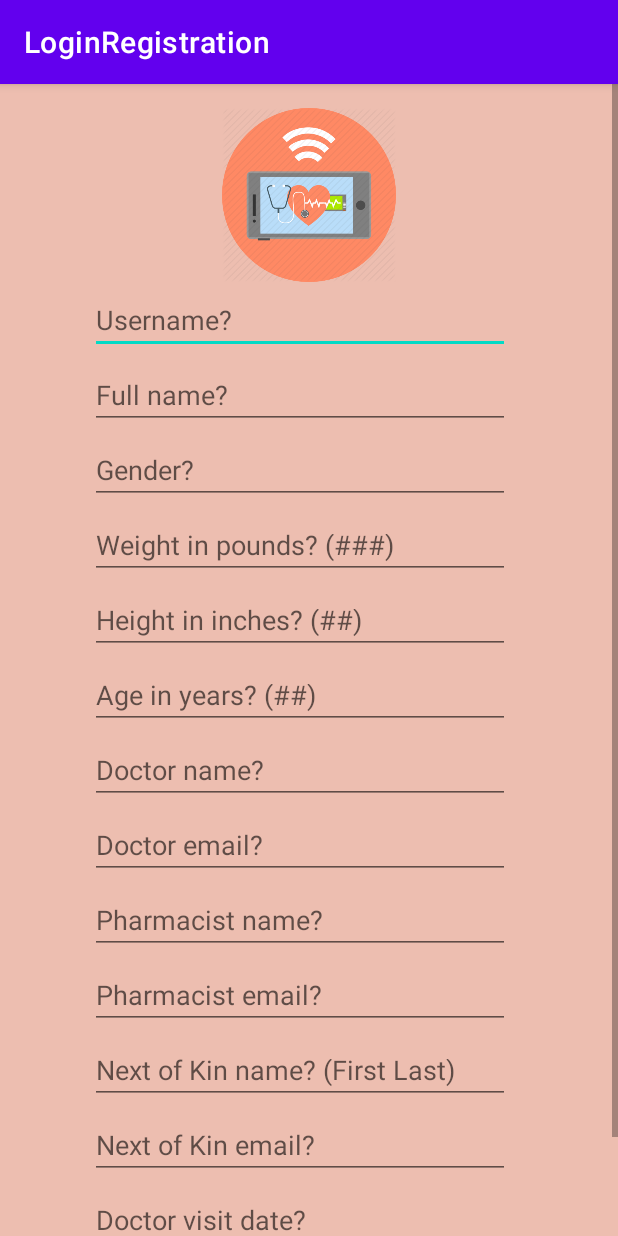
After one commit to devasriwarrier/PHMS, an Android app: the PersonalInfoActivity screen opened directly, with no data from a screen before it, on a phone screen of 412 x 824 dp. The commit adds this screen. Run offline under Robolectric (Android 15) with nearby library versions, the phone set to English and light mode, and no system bars.

Commit message:
New Activity

```diff
--- a/src/main/AndroidManifest.xml
+++ b/src/main/AndroidManifest.xml
@@ -9,10 +9,11 @@
         android:roundIcon="@mipmap/ic_launcher_round"
         android:supportsRtl="true"
         android:theme="@style/Theme.LoginRegistration">
+        <activity android:name=".PersonalInfoActivity"></activity>
         <activity
             android:name=".ViewMedicationActivity"
             android:label="@string/title_activity_view_medication"
-            android:theme="@style/Theme.LoginRegistration.NoActionBar"></activity>
+            android:theme="@style/Theme.LoginRegistration.NoActionBar" />
         <activity android:name=".MedicationActivity" />
         <activity
             android:name=".HomeActivity"
--- a/src/main/java/com/example/loginregistration/DatabaseHelper.java
+++ b/src/main/java/com/example/loginregistration/DatabaseHelper.java
@@ -33,6 +33,22 @@ public class DatabaseHelper extends SQLiteOpenHelper {
     public static final String COL_13 = "How_Much";
     public static final String COL_14 = "How_Long";
     public static final String COL_15 = "User_ID";
+    public static final String TABLE_NAME_PERSONAL_INFO = "personalInfo";
+    public static final String COL_16 = "ID"; //all columns in DB
+    public static final String COL_17 = "USERNAME";
+    public static final String COL_18 = "NAME";
+    public static final String COL_19 = "WEIGHT"; //TODO: Devasri remember to handle this in Monitoring System
+    public static final String COL_20 = "HEIGHT";
+    public static final String COL_21 = "AGE";
+    public static final String COL_22 = "GENDER";
+    public static final String COL_23 = "DOCTOR_NAME"; //TODO: Devasri remember to handle this in Monitoring System
+    public static final String COL_24 = "DOCTOR_EMAIL"; //TODO: Devasri remember to handle this in Monitoring System
+    public static final String COL_25 = "PHARM_NAME";
+    public static final String COL_26 = "PHARM_EMAIL";
+    public static final String COL_27 = "KIN_NAME";
+    public static final String COL_28 = "KIN_EMAIL";
+    public static final String COL_29 = "VISIT_DATE";
+    public static final String COL_30 = "User_ID";
     public static String currentUser;
     public static int currentUserID;
     //TODO: Might need to add variables for "diet"
@@ -45,12 +61,14 @@ public class DatabaseHelper extends SQLiteOpenHelper {
     public void onCreate(SQLiteDatabase sqLiteDatabase) {
         sqLiteDatabase.execSQL("CREATE TABLE registeruser (ID INTEGER PRIMARY KEY AUTOINCREMENT, Username TEXT UNIQUE, Password TEXT, Name TEXT, Email TEXT, Address TEXT, Phone TEXT, Security_Question TEXT, Security_Answer TEXT)");
         sqLiteDatabase.execSQL("CREATE TABLE medication (Medication_ID INTEGER PRIMARY KEY AUTOINCREMENT, Medication_Name TEXT, Time_To_Take TEXT, How_Much TEXT, How_Long TEXT, User_ID INTEGER, FOREIGN KEY(User_ID) REFERENCES registeruser(ID) )");
+        sqLiteDatabase.execSQL("CREATE TABLE personalInfo (ID INTEGER PRIMARY KEY AUTOINCREMENT,USERNAME TEXT, NAME TEXT, WEIGHT INT, HEIGHT INT, AGE INT, GENDER TEXT, DOCTOR_NAME TEXT, DOCTOR_EMAIL TEXT, PHARM_NAME TEXT, PHARM_EMAIL TEXT, KIN_NAME TEXT, KIN_EMAIL TEXT, VISIT_DATE TEXT, FOREIGN KEY(USER_ID) REFERENCES registeruser(ID))");
     }
 
     @Override
     public void onUpgrade(SQLiteDatabase sqLiteDatabase, int oldVersion, int newVersion) {
         sqLiteDatabase.execSQL("DROP TABLE IF EXISTS " + TABLE_NAME);
         sqLiteDatabase.execSQL("DROP TABLE IF EXISTS " + TABLE_NAME1);
+        sqLiteDatabase.execSQL("DROP TABLE IF EXISTS " + TABLE_NAME_PERSONAL_INFO);
         onCreate(sqLiteDatabase);
 
     }
@@ -132,4 +150,55 @@ public class DatabaseHelper extends SQLiteOpenHelper {
     //SELECT * FROM medication WHERE User_ID=currentUser;
     //SELECT * FROM medicine WHERE User_ID=currentUserID;
 
+
+    public boolean addPersonalInfo(String username, String name, String weight, String height, String age, String gender, String docname, String docemail, String pharmname, String pharmemail, String kinname, String kinemail, String visitdate){
+        SQLiteDatabase db = this.getWritableDatabase();
+        ContentValues contentValues = new ContentValues();
+
+        contentValues.put("USERNAME", username);
+        contentValues.put("NAME", name);
+        contentValues.put("WEIGHT", weight);
+        contentValues.put("HEIGHT", height);
+        contentValues.put("AGE", age);
+        contentValues.put("GENDER", gender);
+        contentValues.put("DOCTOR_NAME", docname);
+        contentValues.put("DOCTOR_EMAIL", docemail);
+        contentValues.put("PHARM_NAME", pharmname);
+        contentValues.put("PHARM_EMAIL", pharmemail);
+        contentValues.put("KIN_NAME", kinname);
+        contentValues.put("KIN_EMAIL", kinemail);
+        contentValues.put("VISIT_DATE", visitdate);
+        long result = db.insert("personalInfo", null, contentValues);
+        if (result == -1)
+            return false;
+        else
+            return true;
+        //db.close();
+    }
+    public Cursor viewPersonalInfo() {
+        SQLiteDatabase db = this.getWritableDatabase();
+        Cursor result = db.rawQuery("select * from " + TABLE_NAME_PERSONAL_INFO, null);
+        return result;
+    }
+    public boolean updatePersonalInfo(String username, String name, String weight, String height, String age, String gender, String docname, String docemail, String pharmname, String pharmemail, String kinname, String kinemail, String visitdate) {
+        SQLiteDatabase db = this.getWritableDatabase();
+        ContentValues contentValues = new ContentValues();
+
+        //contentValues.put("ID", id);
+        contentValues.put("USERNAME", username);
+        contentValues.put("NAME", name);
+        contentValues.put("WEIGHT", weight);
+        contentValues.put("HEIGHT", height);
+        contentValues.put("AGE", age);
+        contentValues.put("GENDER", gender);
+        contentValues.put("DOCTOR_NAME", docname);
+        contentValues.put("DOCTOR_EMAIL", docemail);
+        contentValues.put("PHARM_NAME", pharmname);
+        contentValues.put("PHARM_EMAIL", pharmemail);
+        contentValues.put("KIN_NAME", kinname);
+        contentValues.put("KIN_EMAIL", kinemail);
+        contentValues.put("VISIT_DATE", visitdate);
+        db.update(TABLE_NAME_PERSONAL_INFO, contentValues, "USERNAME = ?", new String[] {username} );
+        return true;
+    }
 }
--- /dev/null
+++ b/src/main/java/com/example/loginregistration/PersonalInfoActivity.java
@@ -0,0 +1,164 @@
+package com.example.loginregistration;
+
+import androidx.appcompat.app.AlertDialog;
+import androidx.appcompat.app.AppCompatActivity;
+import android.view.Menu;
+import android.view.MenuItem;
+import android.database.Cursor;
+import android.os.Bundle;
+import android.widget.Toast;
+import android.view.View;
+import android.widget.Button;
+import android.widget.EditText;
+
+
+public class PersonalInfoActivity extends AppCompatActivity {
+
+    EditText mTextUserName;
+    EditText mTextName;
+    EditText mTextGender;
+    EditText mTextWeight;
+    EditText mTextHeight;
+    EditText mTextAge;
+    EditText mTextdocName;
+    EditText mTextdocEmail;
+    EditText mTextpharmName;
+    EditText mTextpharmEmail;
+    EditText mTextkinName;
+    EditText mTextkinEmail;
+    EditText mTextvisitDate;
+    Button mButtonPersonalInfo;
+    Button mButtonUpdatePersonalInfo;
+    Button mButtonValidatePersonalInfo;
+
+    DatabaseHelper myDb;
+    @Override
+    protected void onCreate(Bundle savedInstanceState) {
+        super.onCreate(savedInstanceState);
+        setContentView(R.layout.activity_personal_info);
+
+        myDb = new DatabaseHelper(this);
+        mTextUserName = (EditText)findViewById(R.id.mTextUserName);
+        mTextName = (EditText)findViewById(R.id.mTextName);
+        mTextWeight = (EditText)findViewById(R.id.mTextWeight);
+        mTextHeight = (EditText)findViewById(R.id.mTextHeight);
+        mTextAge = (EditText)findViewById(R.id.mTextAge);
+        mTextGender = (EditText)findViewById(R.id.mTextGender);
+        mTextdocName = (EditText)findViewById(R.id.mTextdocName);
+        mTextdocEmail = (EditText)findViewById(R.id.mTextdocEmail);
+        mTextpharmName = (EditText)findViewById(R.id.mTextpharmName);
+        mTextpharmEmail = (EditText)findViewById(R.id.mTextpharmEmail);
+        mTextkinName = (EditText)findViewById(R.id.mTextkinName);
+        mTextkinEmail = (EditText)findViewById(R.id.mTextkinEmail);
+        mTextvisitDate = (EditText)findViewById(R.id.mTextvisitDate);
+        mButtonPersonalInfo = (Button) findViewById(R.id.mButtonPersonalInfo);
+        mButtonUpdatePersonalInfo = (Button) findViewById(R.id.mButtonUpdatePersonalInfo);
+        mButtonValidatePersonalInfo = (Button)findViewById(R.id.mButtonValidatePersonalInfo);
+        AddPersonalData();
+        ViewPersonalData();
+        UpdatePersonalData();
+    }
+
+    public void UpdatePersonalData() {
+        mButtonUpdatePersonalInfo.setOnClickListener(
+                new View.OnClickListener() {
+                    @Override
+                    public void onClick(View view) {
+                        boolean isUpdate = myDb.updatePersonalInfo(mTextUserName.getText().toString(),
+                                mTextName.getText().toString(),
+                                mTextWeight.getText().toString(),
+                                mTextHeight.getText().toString(),
+                                mTextAge.getText().toString(),
+                                mTextGender.getText().toString(),
+                                mTextdocName.getText().toString(),
+                                mTextdocEmail.getText().toString(),
+                                mTextpharmName.getText().toString(),
+                                mTextpharmEmail.getText().toString(),
+                                mTextkinName.getText().toString(),
+                                mTextkinEmail.getText().toString(),
+                                mTextvisitDate.getText().toString());
+                        if(isUpdate == true) {
+                            Toast.makeText(PersonalInfoActivity.this, "Data Updated", Toast.LENGTH_LONG).show();
+                        }
+                        else {
+                            Toast.makeText(PersonalInfoActivity.this, "Not Updated", Toast.LENGTH_LONG).show();
+                        }
+                    }
+                }
+        );
+    }
+
+
+    public void ViewPersonalData(){
+        mButtonValidatePersonalInfo.setOnClickListener(
+                new View.OnClickListener() {
+                    @Override
+                    public void onClick(View view) {
+                        Cursor result = myDb.viewPersonalInfo();
+                        if(result.getCount() == 0){
+                            //message
+                            showMessage("Error", "Nothing found.");
+                            return;
+                        }
+                        StringBuffer buffer = new StringBuffer();
+                        while(result.moveToNext()) {
+                            //buffer.append("ID: "+ result.getString(0)+"\n");
+                            buffer.append("Username: "+ result.getString(1)+"\n");
+                            buffer.append("Name: "+ result.getString(2)+"\n");
+                            buffer.append("Weight: "+ result.getString(3)+"\n");
+                            buffer.append("Height: "+ result.getString(4)+"\n");
+                            buffer.append("Age: "+ result.getString(5)+"\n");
+                            buffer.append("Gender: "+ result.getString(6)+"\n");
+                            buffer.append("Doctor Name: "+ result.getString(7)+"\n");
+                            buffer.append("Doctor Email: "+ result.getString(8)+"\n");
+                            buffer.append("Pharmacist Name: "+ result.getString(9)+"\n");
+                            buffer.append("Pharmacist Email: "+ result.getString(10)+"\n");
+                            buffer.append("Next of Kin Name: "+ result.getString(11)+"\n");
+                            buffer.append("Next of Kin Email: "+ result.getString(12)+"\n");
+                            buffer.append("Visit Date: "+ result.getString(13)+"\n\n");
+                        }
+                        //show all data
+                        showMessage("Data", buffer.toString());
+                    }
+                }
+        );
+    }
+
+    public void showMessage(String title, String message) {
+        AlertDialog.Builder builder = new AlertDialog.Builder(this);
+        builder.setCancelable(true);
+        builder.setTitle(title);
+        builder.setMessage(message);
+        builder.show();
+    }
+    public void AddPersonalData() {
+        mButtonPersonalInfo.setOnClickListener(
+                new View.OnClickListener() {
+                    @Override
+                    public void onClick(View view) {
+                        boolean isInserted = myDb.addPersonalInfo(mTextUserName.getText().toString(),
+                                mTextName.getText().toString(),
+                                mTextWeight.getText().toString(),
+                                mTextHeight.getText().toString(),
+                                mTextAge.getText().toString(),
+                                mTextGender.getText().toString(),
+                                mTextdocName.getText().toString(),
+                                mTextdocEmail.getText().toString(),
+                                mTextpharmName.getText().toString(),
+                                mTextpharmEmail.getText().toString(),
+                                mTextkinName.getText().toString(),
+                                mTextkinEmail.getText().toString(),
+                                mTextvisitDate.getText().toString());
+                        if(isInserted = true) {
+                            Toast.makeText(PersonalInfoActivity.this, "Data Inserted", Toast.LENGTH_SHORT).show();
+                        }
+                        else{
+                            Toast.makeText(PersonalInfoActivity.this, "Login Error", Toast.LENGTH_SHORT).show();
+                        }
+                    }
+
+                });
+    }
+
+
+}
--- /dev/null
+++ b/src/main/res/layout/activity_personal_info.xml
@@ -0,0 +1,239 @@
+<?xml version="1.0" encoding="utf-8"?>
+
+<ScrollView xmlns:android="http://schemas.android.com/apk/res/android"
+    xmlns:app="http://schemas.android.com/apk/res-auto"
+    xmlns:tools="http://schemas.android.com/tools"
+    android:layout_width="match_parent"
+    android:layout_height="match_parent">
+
+    <androidx.constraintlayout.widget.ConstraintLayout
+        android:id="@+id/PersonalInfoUpdate_button"
+        android:layout_width="match_parent"
+        android:layout_height="wrap_content"
+        android:background="#EDBEB0"
+        android:focusable="auto"
+        tools:context=".PersonalInfoActivity">
+
+        <EditText
+            android:id="@+id/mTextAge"
+            android:layout_width="280dp"
+            android:layout_height="40dp"
+            android:layout_marginStart="60dp"
+            android:layout_marginTop="10dp"
+            android:ems="10"
+            android:hint="@string/edit_age"
+            android:inputType="number"
+            app:layout_constraintStart_toStartOf="parent"
+            app:layout_constraintTop_toBottomOf="@+id/mTextHeight"
+            android:importantForAutofill="no" />
+
+        <EditText
+            android:id="@+id/mTextName"
+            android:layout_width="280dp"
+            android:layout_height="40dp"
+            android:layout_marginStart="60dp"
+            android:layout_marginTop="10dp"
+            android:ems="10"
+            android:hint="@string/edit_name"
+            android:inputType="textPersonName"
+            app:layout_constraintStart_toStartOf="parent"
+            app:layout_constraintTop_toBottomOf="@+id/mTextUserName"
+            android:importantForAutofill="no" />
+
+        <EditText
+            android:id="@+id/mTextGender"
+            android:layout_width="280dp"
+            android:layout_height="40dp"
+            android:layout_marginStart="60dp"
+            android:layout_marginTop="10dp"
+            android:ems="10"
+            android:hint="@string/edit_gender"
+            android:inputType="textPersonName"
+            app:layout_constraintStart_toStartOf="parent"
+            app:layout_constraintTop_toBottomOf="@+id/mTextName"
+            android:importantForAutofill="no" />
+
+        <EditText
+            android:id="@+id/mTextWeight"
+            android:layout_width="280dp"
+            android:layout_height="40dp"
+            android:layout_marginStart="60dp"
+            android:layout_marginTop="10dp"
+            android:ems="10"
+            android:hint="@string/edit_weight"
+            android:inputType="number"
+            app:layout_constraintStart_toStartOf="parent"
+            app:layout_constraintTop_toBottomOf="@+id/mTextGender"
+            android:importantForAutofill="no" />
+
+        <EditText
+            android:id="@+id/mTextHeight"
+            android:layout_width="280dp"
+            android:layout_height="40dp"
+            android:layout_marginStart="60dp"
+            android:layout_marginTop="10dp"
+            android:ems="10"
+            android:hint="@string/edit_height"
+            android:inputType="number"
+            app:layout_constraintStart_toStartOf="parent"
+            app:layout_constraintTop_toBottomOf="@+id/mTextWeight"
+            android:importantForAutofill="no" />
+
+        <EditText
+            android:id="@+id/mTextdocName"
+            android:layout_width="280dp"
+            android:layout_height="40dp"
+            android:layout_marginStart="60dp"
+            android:layout_marginTop="10dp"
+            android:ems="10"
+            android:hint="@string/edit_docName"
+            android:inputType="textPersonName"
+            app:layout_constraintStart_toStartOf="parent"
+            app:layout_constraintTop_toBottomOf="@+id/mTextAge"
+            android:importantForAutofill="no" />
+
+        <EditText
+            android:id="@+id/mTextdocEmail"
+            android:layout_width="280dp"
+            android:layout_height="40dp"
+            android:layout_marginStart="60dp"
+            android:layout_marginTop="10dp"
+            android:ems="10"
+            android:hint="@string/edit_docEmail"
+            android:inputType="textEmailAddress"
+            app:layout_constraintStart_toStartOf="parent"
+            app:layout_constraintTop_toBottomOf="@+id/mTextdocName"
+            android:importantForAutofill="no" />
+
+        <EditText
+            android:id="@+id/mTextpharmName"
+            android:layout_width="280dp"
+            android:layout_height="40dp"
+            android:layout_marginStart="60dp"
+            android:layout_marginTop="10dp"
+            android:ems="10"
+            android:hint="@string/edit_pharmName"
+            android:inputType="textPersonName"
+            app:layout_constraintStart_toStartOf="parent"
+            app:layout_constraintTop_toBottomOf="@+id/mTextdocEmail"
+            android:importantForAutofill="no" />
+
+        <EditText
+            android:id="@+id/mTextpharmEmail"
+            android:layout_width="280dp"
+            android:layout_height="40dp"
+            android:layout_marginStart="60dp"
+            android:layout_marginTop="10dp"
+            android:ems="10"
+            android:hint="@string/edit_pharmEmail"
+            android:inputType="textEmailAddress"
+            app:layout_constraintStart_toStartOf="parent"
+            app:layout_constraintTop_toBottomOf="@+id/mTextpharmName"
+            android:importantForAutofill="no" />
+
+        <EditText
+            android:id="@+id/mTextkinName"
+            android:layout_width="280dp"
+            android:layout_height="40dp"
+            android:layout_marginStart="60dp"
+            android:layout_marginTop="10dp"
+            android:ems="10"
+            android:hint="@string/edit_NofKin"
+            android:inputType="textPersonName"
+            app:layout_constraintStart_toStartOf="parent"
+            app:layout_constraintTop_toBottomOf="@+id/mTextpharmEmail"
+            android:importantForAutofill="no" />
+
+        <EditText
+            android:id="@+id/mTextkinEmail"
+            android:layout_width="280dp"
+            android:layout_height="40dp"
+            android:layout_marginStart="60dp"
+            android:layout_marginTop="10dp"
+            android:ems="10"
+            android:hint="@string/edit_NofKinEmail"
+            android:inputType="textEmailAddress"
+            app:layout_constraintStart_toStartOf="parent"
+            app:layout_constraintTop_toBottomOf="@+id/mTextkinName"
+            android:importantForAutofill="no" />
+
+        <EditText
+            android:id="@+id/mTextvisitDate"
+            android:layout_width="279dp"
+            android:layout_height="40dp"
+            android:layout_marginStart="60dp"
+            android:layout_marginTop="10dp"
+            android:ems="7"
+            android:hint="@string/edit_visitDate"
+            android:inputType="date"
+            app:layout_constraintStart_toStartOf="parent"
+            app:layout_constraintTop_toBottomOf="@+id/mTextkinEmail"
+            android:importantForAutofill="no" />
+
+        <Button
+            android:id="@+id/mButtonPersonalInfo"
+            android:layout_width="wrap_content"
+            android:layout_height="wrap_content"
+            android:layout_marginTop="12dp"
+            android:hint="@string/PersonalInfo_button"
+            app:backgroundTint="#F69273"
+            app:layout_constraintEnd_toEndOf="parent"
+            app:layout_constraintHorizontal_bias="0.498"
+            app:layout_constraintStart_toStartOf="parent"
+            app:layout_constraintTop_toBottomOf="@+id/mTextvisitDate" />
+
+        <Button
+            android:id="@+id/mButtonUpdatePersonalInfo"
+            android:layout_width="wrap_content"
+            android:layout_height="wrap_content"
+            android:layout_marginTop="12dp"
+            android:hint="@string/PersonalInfoUpdate_button"
+            app:backgroundTint="#F69273"
+            app:layout_constraintEnd_toEndOf="parent"
+            app:layout_constraintHorizontal_bias="0.498"
+            app:layout_constraintStart_toEndOf="@+id/mButtonPersonalInfo"
+            app:layout_constraintTop_toBottomOf="@+id/mTextvisitDate" />
+
+        <EditText
+            android:id="@+id/mTextUserName"
+            android:layout_width="280dp"
+            android:layout_height="40dp"
+            android:layout_marginStart="60dp"
+            android:layout_marginTop="8dp"
+            android:ems="10"
+            android:fontFamily="sans-serif"
+            android:hint="@string/edit_username"
+            android:inputType="textPersonName"
+            app:layout_constraintEnd_toEndOf="parent"
+            app:layout_constraintHorizontal_bias="0.0"
+            app:layout_constraintStart_toStartOf="parent"
+            app:layout_constraintTop_toBottomOf="@+id/imageView"
+            android:importantForAutofill="no" />
+
+        <ImageView
+            android:id="@+id/imageView"
+            android:layout_width="321dp"
+            android:layout_height="116dp"
+            android:layout_marginTop="16dp"
+            android:layout_marginBottom="8dp"
+            android:contentDescription="@string/m_health"
+            app:layout_constraintBottom_toTopOf="@+id/mTextUserName"
+            app:layout_constraintEnd_toEndOf="parent"
+            app:layout_constraintStart_toStartOf="parent"
+            app:layout_constraintTop_toTopOf="parent"
+            app:srcCompat="@drawable/m_health_512" />
+
+        <Button
+            android:id="@+id/mButtonValidatePersonalInfo"
+            android:layout_width="wrap_content"
+            android:layout_height="wrap_content"
+            android:layout_marginTop="12dp"
+            android:hint="@string/view"
+            app:backgroundTint="#F69273"
+            app:layout_constraintEnd_toStartOf="@+id/mButtonPersonalInfo"
+            app:layout_constraintHorizontal_bias="0.498"
+            app:layout_constraintStart_toStartOf="parent"
+            app:layout_constraintTop_toBottomOf="@+id/mTextvisitDate" />
+
+    </androidx.constraintlayout.widget.ConstraintLayout>
+</ScrollView>
--- a/src/main/res/values/strings.xml
+++ b/src/main/res/values/strings.xml
@@ -40,6 +40,7 @@
     <string name="edit_visitDate">Doctor visit date?</string>
     <string name="PersonalInfo_button">Save</string>
     <string name="PersonalInfoUpdate_button">Update</string>
+    <string name="ValidatePersonalInfo_button">View</string>
     <string name="edit_username">Username?</string>
     <string name="large_text">
 
@@ -151,4 +152,7 @@
     <string name="title_activity_view_medication">ScrollingActivity</string>
     <string name="addmedicationbutton">addMedicationBUtton</string>
     <string name="view">View</string>
+    <string name="personalinfobutton">personalInfoButton</string>
+    <string name="personal_information">Personal Information</string>
+    <string name="m_health">m_health</string>
 </resources>
```
Also changed, not shown: src/main/java/com/example/loginregistration/HomeActivity.java (+10 -0 lines), src/main/java/com/example/loginregistration/ViewMedicationActivity.java (+8 -5 lines), src/main/res/layout/activity_home.xml (+15 -0 lines), src/main/res/drawable-v24/personal_info.jpeg (added), src/main/res/drawable/m_health_512.png (added).
